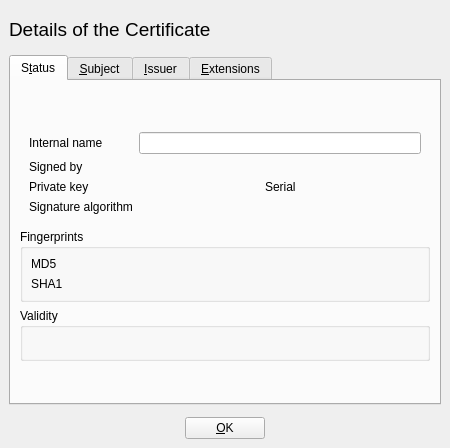
Above: ui/CertDetail.ui from chris2511/xca before the change. Below: the same form after it.
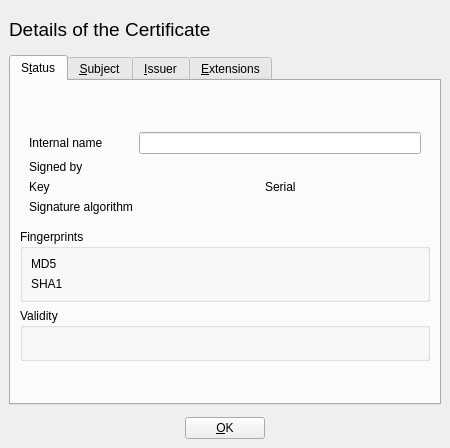
That is the form after the change. Custom widgets are drawn as their Qt base class.

Patch:
```diff
--- a/ui/CertDetail.ui
+++ b/ui/CertDetail.ui
@@ -216,7 +216,7 @@
           <item row="2" column="0">
            <widget class="QLabel" name="TextLabel6">
             <property name="text">
-             <string>Private key</string>
+             <string>Key</string>
             </property>
            </widget>
           </item>
```
